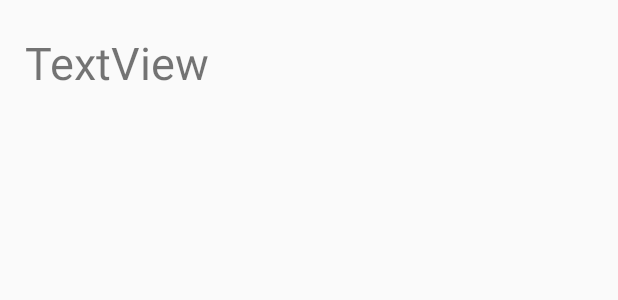
After one commit to climbbikehike/DeadlineSchmedline, an Android app: the layout activity_course_detail.xml on its own in the app's theme, with its tools: preview values and no code run, on a phone screen of 412 x 824 dp. The commit adds this screen. Shown: the top 300 px of the screen. Run offline under Robolectric (Android 15) with nearby library versions, the phone set to English and light mode, and no system bars.

Commit message:
CourseDetailActivity created, basic functionality and UI in place.

```diff
--- a/app/build.gradle
+++ b/app/build.gradle
@@ -21,7 +21,7 @@ android {
     }
 }
 
-def BUTTER_KNIFE_VERSION="8.5.1" //current version of butterknife
+def BUTTER_KNIFE_VERSION = "8.5.1" //current version of butterknife
 
 dependencies {
     implementation fileTree(include: ['*.jar'], dir: 'libs')
--- a/app/src/main/AndroidManifest.xml
+++ b/app/src/main/AndroidManifest.xml
@@ -27,7 +27,8 @@
         <activity android:name=".activities.ResetPasswordActivity" />
         <activity android:name=".activities.MainActivity" />
         <activity android:name=".activities.AddCourseActivity" />
-        <activity android:name=".activities.AddCourseComponentActivity"></activity>
+        <activity android:name=".activities.AddCourseComponentActivity" />
+        <activity android:name=".activities.CourseDetailActivity"></activity>
     </application>
 
 </manifest>
--- a/app/src/main/java/com/lorin/deadlineschmedline/activities/AddCourseActivity.java
+++ b/app/src/main/java/com/lorin/deadlineschmedline/activities/AddCourseActivity.java
@@ -13,8 +13,6 @@ import com.google.android.gms.tasks.OnFailureListener;
 import com.google.android.gms.tasks.OnSuccessListener;
 import com.google.firebase.auth.FirebaseAuth;
 import com.google.firebase.auth.FirebaseUser;
-import com.google.firebase.database.DatabaseReference;
-import com.google.firebase.database.FirebaseDatabase;
 import com.google.firebase.firestore.DocumentReference;
 import com.google.firebase.firestore.FirebaseFirestore;
 import com.lorin.deadlineschmedline.R;
--- /dev/null
+++ b/app/src/main/res/layout/activity_course_detail.xml
@@ -0,0 +1,27 @@
+<?xml version="1.0" encoding="utf-8"?>
+<android.support.constraint.ConstraintLayout xmlns:android="http://schemas.android.com/apk/res/android"
+    xmlns:app="http://schemas.android.com/apk/res-auto"
+    xmlns:tools="http://schemas.android.com/tools"
+    android:layout_width="match_parent"
+    android:layout_height="match_parent"
+    tools:context=".activities.CourseDetailActivity">
+
+    <TextView
+        android:id="@+id/courseName"
+        android:layout_width="151dp"
+        android:layout_height="38dp"
+        android:layout_marginBottom="8dp"
+        android:layout_marginEnd="8dp"
+        android:layout_marginLeft="8dp"
+        android:layout_marginRight="8dp"
+        android:layout_marginStart="8dp"
+        android:layout_marginTop="8dp"
+        android:text="TextView"
+        android:textSize="30dp"
+        app:layout_constraintBottom_toBottomOf="parent"
+        app:layout_constraintEnd_toEndOf="parent"
+        app:layout_constraintHorizontal_bias="0.036"
+        app:layout_constraintStart_toStartOf="parent"
+        app:layout_constraintTop_toTopOf="parent"
+        app:layout_constraintVertical_bias="0.017" />
+</android.support.constraint.ConstraintLayout>
--- a/app/src/main/res/layout/activity_main.xml
+++ b/app/src/main/res/layout/activity_main.xml
@@ -2,6 +2,7 @@
 <android.support.constraint.ConstraintLayout xmlns:android="http://schemas.android.com/apk/res/android"
     xmlns:app="http://schemas.android.com/apk/res-auto"
     xmlns:tools="http://schemas.android.com/tools"
+    android:id="@+id/mainactivityview"
     android:layout_width="match_parent"
     android:layout_height="match_parent"
     tools:context="com.lorin.deadlineschmedline.activities.MainActivity">
@@ -41,7 +42,7 @@
 
     <android.support.v7.widget.RecyclerView
         android:id="@+id/rv_course_item_list"
-        android:layout_width="342dp"
+        android:layout_width="357dp"
         android:layout_height="432dp"
         android:layout_marginBottom="8dp"
         android:layout_marginEnd="8dp"
@@ -51,6 +52,7 @@
         app:layout_constraintEnd_toEndOf="parent"
         app:layout_constraintStart_toStartOf="parent"
         app:layout_constraintTop_toBottomOf="@+id/courses"
+        app:layout_constraintVertical_bias="0.0"
         tools:listitem="@layout/course_list_item" />
 
 </android.support.constraint.ConstraintLayout>
--- a/app/src/main/res/layout/course_list_item.xml
+++ b/app/src/main/res/layout/course_list_item.xml
@@ -12,7 +12,7 @@
         android:layout_height="wrap_content"
         android:layout_marginBottom="4dp"
         android:layout_marginLeft="8dp"
-        android:layout_marginTop="-2dp"
+        android:layout_marginTop="2dp"
         android:ellipsize="end"
         android:maxLines="1"
         android:textAppearance="@android:style/TextAppearance.Material.Large"
```
Also changed, not shown: app/src/main/java/com/lorin/deadlineschmedline/activities/CourseDetailActivity.java (added, +35 -0 lines), app/src/main/java/com/lorin/deadlineschmedline/activities/MainActivity.java (+7 -6 lines), app/src/main/java/com/lorin/deadlineschmedline/models/Timecard.java (added, +62 -0 lines).
